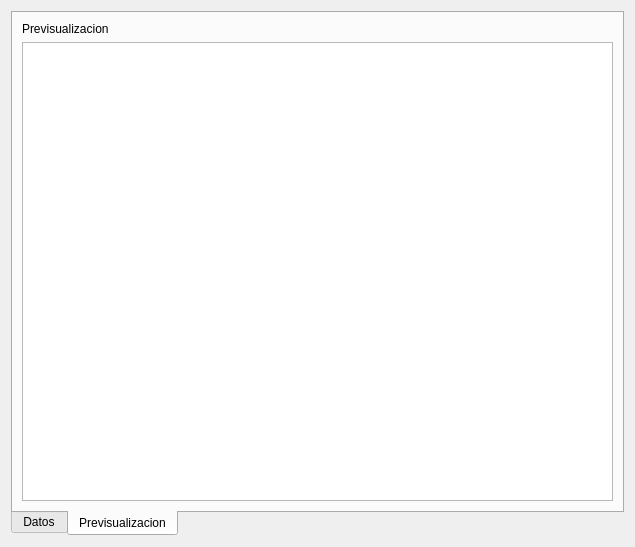
chungote/gestotux, file trunk/plugins/presupuesto/FormPresupuestoBase.ui: the form before one commit.
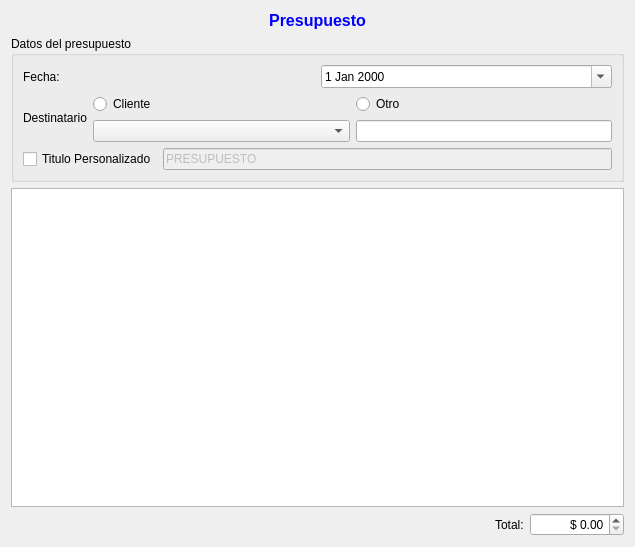
The form after the commit.

Commit message: El formulario de modificar tri ya carga los datos, pero no guarda las modificaciones. Argegada renderizacion del informe de caravanas x establecimiento. Arreglos de chequedos de seguridad en el presupuesto.

What changed in the file:
```diff
--- a/trunk/plugins/presupuesto/FormPresupuestoBase.ui
+++ b/trunk/plugins/presupuesto/FormPresupuestoBase.ui
@@ -12,33 +12,6 @@
   <property name="windowTitle" >
    <string>Form</string>
   </property>
-  <layout class="QVBoxLayout" >
-   <item>
-    <widget class="QTabWidget" name="TWPestanas" >
-     <property name="tabPosition" >
-      <enum>QTabWidget::South</enum>
-     </property>
-     <property name="tabShape" >
-      <enum>QTabWidget::Rounded</enum>
-     </property>
-     <property name="currentIndex" >
-      <number>1</number>
-     </property>
-     <property name="elideMode" >
-      <enum>Qt::ElideMiddle</enum>
-     </property>
-     <widget class="QWidget" name="TabDatos" >
-      <property name="geometry" >
-       <rect>
-        <x>0</x>
-        <y>0</y>
-        <width>613</width>
-        <height>502</height>
-       </rect>
-      </property>
-      <attribute name="title" >
-       <string>Datos</string>
-      </attribute>
       <layout class="QVBoxLayout" name="verticalLayout" >
        <item>
         <widget class="QLabel" name="LTitulo" >
@@ -212,35 +185,6 @@
           </layout>
          </item>
         </layout>
-       </item>
-      </layout>
-     </widget>
-     <widget class="QWidget" name="TabPrevizualizacion" >
-      <property name="geometry" >
-       <rect>
-        <x>0</x>
-        <y>0</y>
-        <width>613</width>
-        <height>502</height>
-       </rect>
-      </property>
-      <attribute name="title" >
-       <string>Previsualizacion</string>
-      </attribute>
-      <layout class="QVBoxLayout" name="verticalLayout_2" >
-       <item>
-        <widget class="QLabel" name="label_4" >
-         <property name="text" >
-          <string>Previsualizacion</string>
-         </property>
-        </widget>
-       </item>
-       <item>
-        <widget class="QTextBrowser" name="TBPrevisualizacion" />
-       </item>
-      </layout>
-     </widget>
-    </widget>
    </item>
   </layout>
  </widget>
```
Lines whose indentation alone changed are shown as unchanged. The commit also changes 21 other files.
